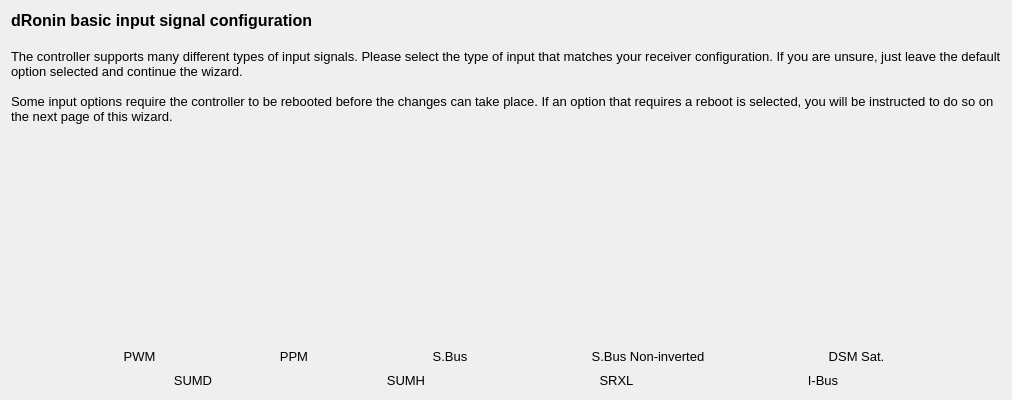
The window that ground/gcs/src/plugins/setupwizard/pages/inputpage.ui (d-ronin/dRonin) describes before a commit, drawn with Qt 5.
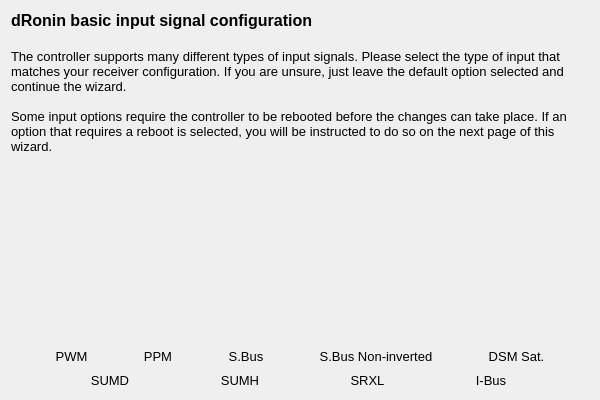
The same window after the commit. Icons and pictures are not drawn.

Commit message: Revert to the old width.

The edit to the form file:
```diff
--- a/ground/gcs/src/plugins/setupwizard/pages/inputpage.ui
+++ b/ground/gcs/src/plugins/setupwizard/pages/inputpage.ui
@@ -6,7 +6,7 @@
    <rect>
     <x>0</x>
     <y>0</y>
-    <width>1012</width>
+    <width>600</width>
     <height>400</height>
    </rect>
   </property>
```
